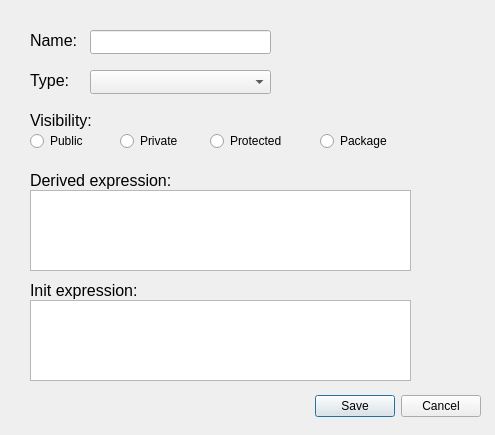
JoseBueno30/ModelForge, file ModelForge/src/ui/dialogs/AttributeEditDialog.ui: the form before one commit.
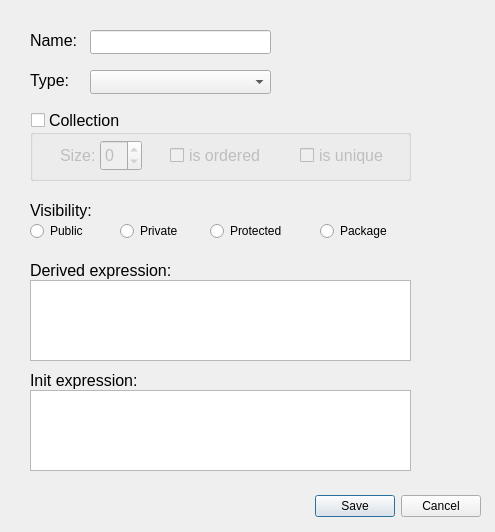
The form after the commit.

Commit message:
Add collection type support to AttributeEditDialog
Introduces UI controls and logic for editing collection attributes, including options for ordered, unique, and size properties. Refactors type selection to handle both single and collection types, and updates MainWindow to set the model name when enabling model actions.

The edit to the form file:
```diff
--- a/ModelForge/src/ui/dialogs/AttributeEditDialog.ui
+++ b/ModelForge/src/ui/dialogs/AttributeEditDialog.ui
@@ -7,7 +7,7 @@
     <x>0</x>
     <y>0</y>
     <width>495</width>
-    <height>435</height>
+    <height>532</height>
    </rect>
   </property>
   <property name="windowTitle">
@@ -17,7 +17,7 @@
    <property name="geometry">
     <rect>
      <x>20</x>
-     <y>390</y>
+     <y>490</y>
      <width>461</width>
      <height>32</height>
     </rect>
@@ -89,7 +89,7 @@
    <property name="geometry">
     <rect>
      <x>30</x>
-     <y>170</y>
+     <y>260</y>
      <width>141</width>
      <height>21</height>
     </rect>
@@ -107,17 +107,17 @@
    <property name="geometry">
     <rect>
      <x>30</x>
-     <y>190</y>
-     <width>381</width>
-     <height>81</height>
-    </rect>
-   </property>
-  </widget>
-  <widget class="QLabel" name="initExprLabel">
-   <property name="geometry">
-    <rect>
-     <x>30</x>
      <y>280</y>
+     <width>381</width>
+     <height>81</height>
+    </rect>
+   </property>
+  </widget>
+  <widget class="QLabel" name="initExprLabel">
+   <property name="geometry">
+    <rect>
+     <x>30</x>
+     <y>370</y>
      <width>141</width>
      <height>21</height>
     </rect>
@@ -135,7 +135,7 @@
    <property name="geometry">
     <rect>
      <x>30</x>
-     <y>300</y>
+     <y>390</y>
      <width>381</width>
      <height>81</height>
     </rect>
@@ -145,7 +145,7 @@
    <property name="geometry">
     <rect>
      <x>30</x>
-     <y>110</y>
+     <y>200</y>
      <width>71</width>
      <height>21</height>
     </rect>
@@ -163,7 +163,7 @@
    <property name="geometry">
     <rect>
      <x>30</x>
-     <y>130</y>
+     <y>220</y>
      <width>61</width>
      <height>22</height>
     </rect>
@@ -179,7 +179,7 @@
    <property name="geometry">
     <rect>
      <x>120</x>
-     <y>130</y>
+     <y>220</y>
      <width>61</width>
      <height>22</height>
     </rect>
@@ -195,7 +195,7 @@
    <property name="geometry">
     <rect>
      <x>210</x>
-     <y>130</y>
+     <y>220</y>
      <width>81</width>
      <height>22</height>
     </rect>
@@ -211,7 +211,7 @@
    <property name="geometry">
     <rect>
      <x>320</x>
-     <y>130</y>
+     <y>220</y>
      <width>91</width>
      <height>22</height>
     </rect>
@@ -223,6 +223,88 @@
     <string notr="true">visibilityButtonGroup</string>
    </attribute>
   </widget>
+  <widget class="QGroupBox" name="collectionGroupBox">
+   <property name="geometry">
+    <rect>
+     <x>30</x>
+     <y>110</y>
+     <width>381</width>
+     <height>71</height>
+    </rect>
+   </property>
+   <property name="font">
+    <font>
+     <pointsize>12</pointsize>
+    </font>
+   </property>
+   <property name="title">
+    <string>Collection</string>
+   </property>
+   <property name="flat">
+    <bool>true</bool>
+   </property>
+   <property name="checkable">
+    <bool>true</bool>
+   </property>
+   <property name="checked">
+    <bool>false</bool>
+   </property>
+   <widget class="QCheckBox" name="isOrderedCheckBox">
+    <property name="geometry">
+     <rect>
+      <x>140</x>
+      <y>20</y>
+      <width>101</width>
+      <height>51</height>
+     </rect>
+    </property>
+    <property name="text">
+     <string>is ordered</string>
+    </property>
+   </widget>
+   <widget class="QCheckBox" name="isUniqueCheckBox">
+    <property name="geometry">
+     <rect>
+      <x>270</x>
+      <y>20</y>
+      <width>91</width>
+      <height>51</height>
+     </rect>
+    </property>
+    <property name="text">
+     <string>is unique</string>
+    </property>
+   </widget>
+   <widget class="QLabel" name="label">
+    <property name="geometry">
+     <rect>
+      <x>30</x>
+      <y>30</y>
+      <width>41</width>
+      <height>31</height>
+     </rect>
+    </property>
+    <property name="text">
+     <string>Size:</string>
+    </property>
+   </widget>
+   <widget class="QSpinBox" name="sizeSpinBox">
+    <property name="geometry">
+     <rect>
+      <x>70</x>
+      <y>30</y>
+      <width>42</width>
+      <height>31</height>
+     </rect>
+    </property>
+    <property name="minimum">
+     <number>-1</number>
+    </property>
+    <property name="maximum">
+     <number>99</number>
+    </property>
+   </widget>
+  </widget>
  </widget>
  <resources/>
  <connections>
```
The commit also changes 3 other files.
